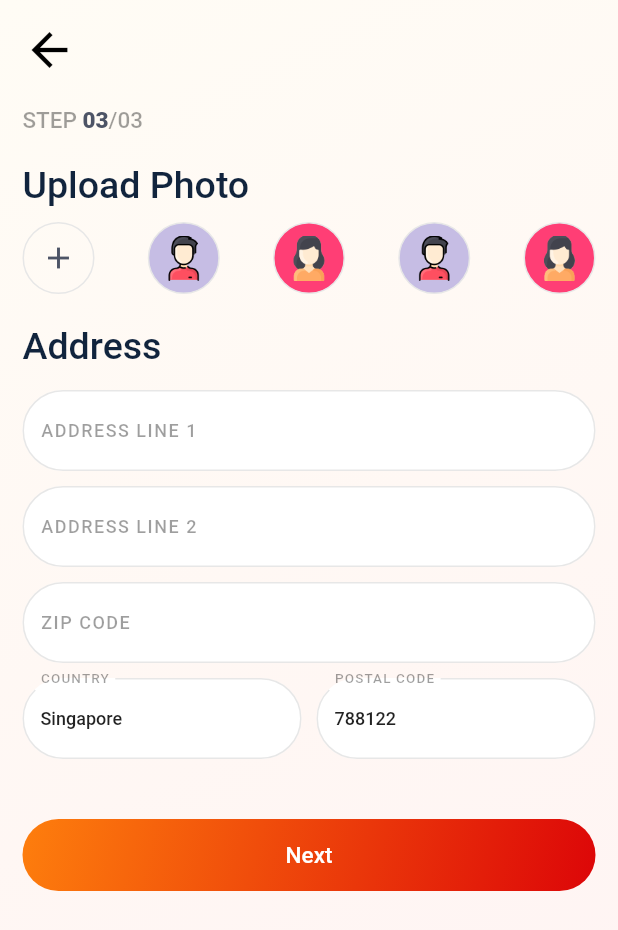
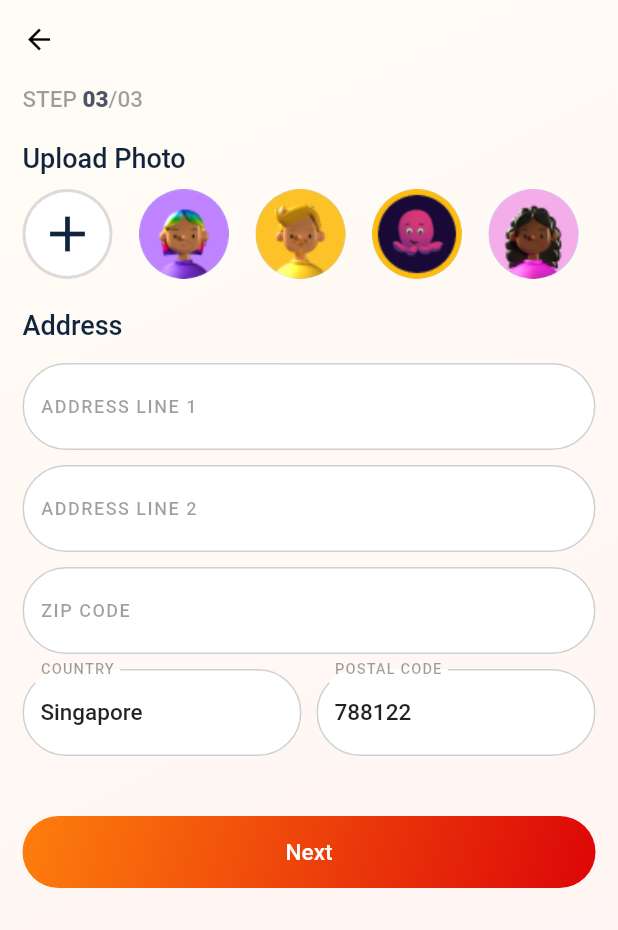
Before and after one commit to naimulNoor/maxxfortune, a Flutter app: the CreateAccountThreeScreenPage screen opened by its route, on a phone screen of 412 x 824 dp. Shown: the top 930 px of the screen. Run offline on Flutter 3.47's test engine with Material 2 defaults, Android fonts, the phone set to English and light mode, and no system bars; our stand-ins replace badges, cached_network_image, carousel_slider, confetti, country_code_picker, dio and 14 more; missing offline and left inert: launch_review, webview_flutter_plus; accounts and stored records are empty; project files that could hold a hidden picture were left out.

Commit message:
design fix

```diff
--- a/lib/ui/ninja/CreateAccountScreenThree.dart
+++ b/lib/ui/ninja/CreateAccountScreenThree.dart
@@ -1,6 +1,7 @@
 import 'package:flutter/material.dart';
 
 import '../../Utils/AppCustomColors.dart';
+import '../../constants.dart';
 
 class CreateAccountThreeScreenPage extends StatefulWidget {
   const CreateAccountThreeScreenPage({Key? key}) : super(key: key);
@@ -51,7 +52,7 @@ class _CreateAccountThreeScreenPageState extends State<CreateAccountThreeScreenP
       child: Column(
         crossAxisAlignment: CrossAxisAlignment.start,
         children: [
-          InkWell(child: Icon(Icons.arrow_back, color: Colors.black,size: 36,), onTap: () {Navigator.pop(context);},),
+          InkWell(child: Icon(Icons.arrow_back_outlined, color: Colors.black,size: 22,), onTap: () {Navigator.pop(context);},),
           const SizedBox(height: 20.0,),
           RichText(text: const TextSpan(
               children: [
@@ -61,76 +62,32 @@ class _CreateAccountThreeScreenPageState extends State<CreateAccountThreeScreenP
               ]
           )),
           const SizedBox(height: 20.0,),
-          const Text("Upload Photo", style: TextStyle(fontWeight: FontWeight.w500, fontSize: 25.0, color: AppCustomColors.textDarkColor),),
+          const Text("Upload Photo", style: TextStyle(fontWeight: FontWeight.w500, fontSize: 18.0, color: AppCustomColors.textDarkColor),),
           const SizedBox(height: 10.0,),
           Row(
             mainAxisAlignment: MainAxisAlignment.spaceBetween,
             children: [
-              Container(
-                height: 48,
-                width: 48,
-                decoration: BoxDecoration(
-                    border: Border.all(width: 1.0, color: AppCustomColors.dividerColor),
-                    borderRadius: BorderRadius.circular(50.0)
-                ),
-                child: const Icon(Icons.add,color: AppCustomColors.textLightColor,),
+              CircleAvatar(
+                  radius: 30.0,
+                  backgroundColor: Color(0xffDFDADA),
+                  child: CircleAvatar(
+                    radius: 28.0,
+                    child: Icon(Icons.add,color: colortitle,size: 40.0,),backgroundColor: Colors.white,
+                  )
               ),
-              Container(
-                height: 48,
-                width: 48,
-                decoration: BoxDecoration(
-                    border: Border.all(width: 1.0, color: AppCustomColors.dividerColor),
-                    borderRadius: BorderRadius.circular(50.0),
-                    color: AppCustomColors.lightCreamBlue
-                ),
-                child: Padding(
-                  padding: const EdgeInsets.all(8.0),
-                  child: Image.asset("images/man.png"),
-                ),
-              ),
-              Container(
-                height: 48,
-                width: 48,
-                decoration: BoxDecoration(
-                    border: Border.all(width: 1.0, color: AppCustomColors.dividerColor),
-                    borderRadius: BorderRadius.circular(50.0),
-                    color: AppCustomColors.dialogBorderColor
-                ),
-                child: Padding(
-                  padding: const EdgeInsets.all(8.0),
-                  child: Image.asset("images/woman.png"),
-                ),
-              ),
-              Container(
-                height: 48,
-                width: 48,
-                decoration: BoxDecoration(
-                    border: Border.all(width: 1.0, color: AppCustomColors.dividerColor),
-                    borderRadius: BorderRadius.circular(50.0),
-                    color: AppCustomColors.lightCreamBlue
-                ),
-                child: Padding(
-                  padding: const EdgeInsets.all(8.0),
-                  child: Image.asset("images/man.png"),
-                ),
-              ),
-              Container(
-                height: 48,
-                width: 48,
-                decoration: BoxDecoration(
-                    border: Border.all(width: 1.0, color: AppCustomColors.dividerColor),
-                    borderRadius: BorderRadius.circular(50.0),
-                    color: AppCustomColors.dialogBorderColor
-                ),
-                child: Padding(
-                  padding: const EdgeInsets.all(8.0),
-                  child: Image.asset("images/woman.png"),
-                ),
-              ),
+              SizedBox(width: 5.0,),
+              CircleAvatar(radius: 30.0,backgroundImage: AssetImage("images/avater_one.png"),),
+              SizedBox(width: 5.0,),
+              CircleAvatar(radius: 30.0,backgroundImage: AssetImage("images/avater_two.png"),),
+              SizedBox(width: 5.0,),
+              CircleAvatar(radius: 30.0,backgroundImage: AssetImage("images/avater_three.png"),),
+              SizedBox(width: 5.0,),
+              CircleAvatar(radius: 30.0,backgroundImage: AssetImage("images/avater_four.png"),),
+              SizedBox(width: 5.0,),
             ],
           ),
           const SizedBox(height: 20.0,),
-          const Text("Address", style: TextStyle(fontWeight: FontWeight.w500, fontSize: 25.0, color: AppCustomColors.textDarkColor),),
+          const Text("Address", style: TextStyle(fontWeight: FontWeight.w500, fontSize: 18.0, color: AppCustomColors.textDarkColor),),
           const SizedBox(height: 15.0,),
           TextField(
             decoration: InputDecoration(
@@ -138,10 +95,10 @@ class _CreateAccountThreeScreenPageState extends State<CreateAccountThreeScreenP
               labelStyle: const TextStyle(letterSpacing: 1, fontSize: 12.0, fontWeight: FontWeight.w500, color: Colors.black38),
               fillColor: Colors.white,
               filled: true,
-              focusedBorder: OutlineInputBorder(borderRadius: BorderRadius.circular(30.0), borderSide: const BorderSide(color: AppCustomColors.dividerColor)),
-              enabledBorder: OutlineInputBorder(borderRadius: BorderRadius.circular(30.0), borderSide: const BorderSide(color: AppCustomColors.dividerColor)),
+              focusedBorder: OutlineInputBorder(borderRadius: BorderRadius.circular(30.0), borderSide: const BorderSide(color: AppCustomColors.inputBorderColor)),
+              enabledBorder: OutlineInputBorder(borderRadius: BorderRadius.circular(30.0), borderSide: const BorderSide(color: AppCustomColors.inputBorderColor)),
             ),
-            style: TextStyle(fontWeight: FontWeight.w500,fontSize: 12.0),
+            style: TextStyle(fontWeight: FontWeight.w500,fontSize: 15.0),
           ),
           const SizedBox(height: 10.0,),
           TextField(
@@ -150,10 +107,10 @@ class _CreateAccountThreeScreenPageState extends State<CreateAccountThreeScreenP
               labelStyle: const TextStyle(letterSpacing: 1, fontSize: 12.0, fontWeight: FontWeight.w500, color: Colors.black38),
               fillColor: Colors.white,
               filled: true,
-              focusedBorder: OutlineInputBorder(borderRadius: BorderRadius.circular(30.0), borderSide: const BorderSide(color: AppCustomColors.dividerColor)),
-              enabledBorder: OutlineInputBorder(borderRadius: BorderRadius.circular(30.0), borderSide: const BorderSide(color: AppCustomColors.dividerColor)),
+              focusedBorder: OutlineInputBorder(borderRadius: BorderRadius.circular(30.0), borderSide: const BorderSide(color: AppCustomColors.inputBorderColor)),
+              enabledBorder: OutlineInputBorder(borderRadius: BorderRadius.circular(30.0), borderSide: const BorderSide(color: AppCustomColors.inputBorderColor)),
             ),
-            style: TextStyle(fontWeight: FontWeight.w500,fontSize: 12.0),
+            style: TextStyle(fontWeight: FontWeight.w500,fontSize: 15.0),
           ),
           const SizedBox(height: 10.0,),
           TextField(
@@ -162,10 +119,10 @@ class _CreateAccountThreeScreenPageState extends State<CreateAccountThreeScreenP
               labelStyle: const TextStyle(letterSpacing: 1, fontSize: 12.0, fontWeight: FontWeight.w500, color: Colors.black38),
               fillColor: Colors.white,
               filled: true,
-              focusedBorder: OutlineInputBorder(borderRadius: BorderRadius.circular(30.0), borderSide: const BorderSide(color: AppCustomColors.dividerColor)),
-              enabledBorder: OutlineInputBorder(borderRadius: BorderRadius.circular(30.0), borderSide: const BorderSide(color: AppCustomColors.dividerColor)),
+              focusedBorder: OutlineInputBorder(borderRadius: BorderRadius.circular(30.0), borderSide: const BorderSide(color: AppCustomColors.inputBorderColor)),
+              enabledBorder: OutlineInputBorder(borderRadius: BorderRadius.circular(30.0), borderSide: const BorderSide(color: AppCustomColors.inputBorderColor)),
             ),
-            style: TextStyle(fontWeight: FontWeight.w500,fontSize: 12.0),
+            style: TextStyle(fontWeight: FontWeight.w500,fontSize: 15.0),
           ),
           const SizedBox(height: 10.0,),
           Row(
@@ -177,13 +134,13 @@ class _CreateAccountThreeScreenPageState extends State<CreateAccountThreeScreenP
                   controller: countryController,
                   decoration: InputDecoration(
                     labelText: "COUNTRY",
-                    labelStyle: const TextStyle(letterSpacing: 1, fontSize: 12.0, fontWeight: FontWeight.w500, color: Colors.black38),
+                    labelStyle: const TextStyle(letterSpacing: 1, fontSize: 13.0, fontWeight: FontWeight.w500, color: Colors.black38),
                     fillColor: Colors.white,
                     filled: true,
-                    focusedBorder: OutlineInputBorder(borderRadius: BorderRadius.circular(30.0), borderSide: const BorderSide(color: AppCustomColors.dividerColor)),
-                    enabledBorder: OutlineInputBorder(borderRadius: BorderRadius.circular(30.0), borderSide: const BorderSide(color: AppCustomColors.dividerColor)),
+                    focusedBorder: OutlineInputBorder(borderRadius: BorderRadius.circular(30.0), borderSide: const BorderSide(color: AppCustomColors.inputBorderColor)),
+                    enabledBorder: OutlineInputBorder(borderRadius: BorderRadius.circular(30.0), borderSide: const BorderSide(color: AppCustomColors.inputBorderColor)),
                   ),
-                  style: TextStyle(fontWeight: FontWeight.w500,fontSize: 12.0),
+                  style: TextStyle(fontWeight: FontWeight.w500,fontSize: 15.0),
                 ),
               ),
               const SizedBox(width: 10.0,),
@@ -193,13 +150,13 @@ class _CreateAccountThreeScreenPageState extends State<CreateAccountThreeScreenP
                   controller: codeController,
                   decoration: InputDecoration(
                     labelText: "POSTAL CODE",
-                    labelStyle: const TextStyle(letterSpacing: 1, fontSize: 12.0, fontWeight: FontWeight.w500, color: Colors.black38),
+                    labelStyle: const TextStyle(letterSpacing: 1, fontSize: 13.0, fontWeight: FontWeight.w500, color: Colors.black38),
                     fillColor: Colors.white,
                     filled: true,
-                    focusedBorder: OutlineInputBorder(borderRadius: BorderRadius.circular(30.0), borderSide: const BorderSide(color: AppCustomColors.dividerColor)),
-                    enabledBorder: OutlineInputBorder(borderRadius: BorderRadius.circular(30.0), borderSide: const BorderSide(color: AppCustomColors.dividerColor)),
+                    focusedBorder: OutlineInputBorder(borderRadius: BorderRadius.circular(30.0), borderSide: const BorderSide(color: AppCustomColors.inputBorderColor)),
+                    enabledBorder: OutlineInputBorder(borderRadius: BorderRadius.circular(30.0), borderSide: const BorderSide(color: AppCustomColors.inputBorderColor)),
                   ),
-                  style: TextStyle(fontWeight: FontWeight.w500,fontSize: 12.0),
+                  style: TextStyle(fontWeight: FontWeight.w500,fontSize: 15.0),
                 ),
               ),
             ],
--- a/lib/utils/AppCustomColors.dart
+++ b/lib/utils/AppCustomColors.dart
@@ -11,6 +11,7 @@ class AppCustomColors{
   static const buttonStartColor = Color(0xFFFE800D);
   static const buttonEndColor = Color(0xFFDC0408);
   static const dividerColor = Color(0xFFE7E7E7);
+  static const inputBorderColor = Color(0xFFD0D0D0);
   static const backgroundColor = Color(0xFFF5F5F5);
   static const cardPinkColor = Color(0xFFE3005F);
   static const dialogBorderColor = Color(0xFFFF3E75);
```
Also changed, not shown: lib/ui/app/auth/registration/registration_page_two.dart (+4 -4 lines), lib/ui/app/menu/update_address.dart (+82 -31 lines), lib/ui/app/menu/update_information.dart (+9 -8 lines), lib/ui/ninja/CreateAccountScreenOne.dart (+24 -22 lines).
